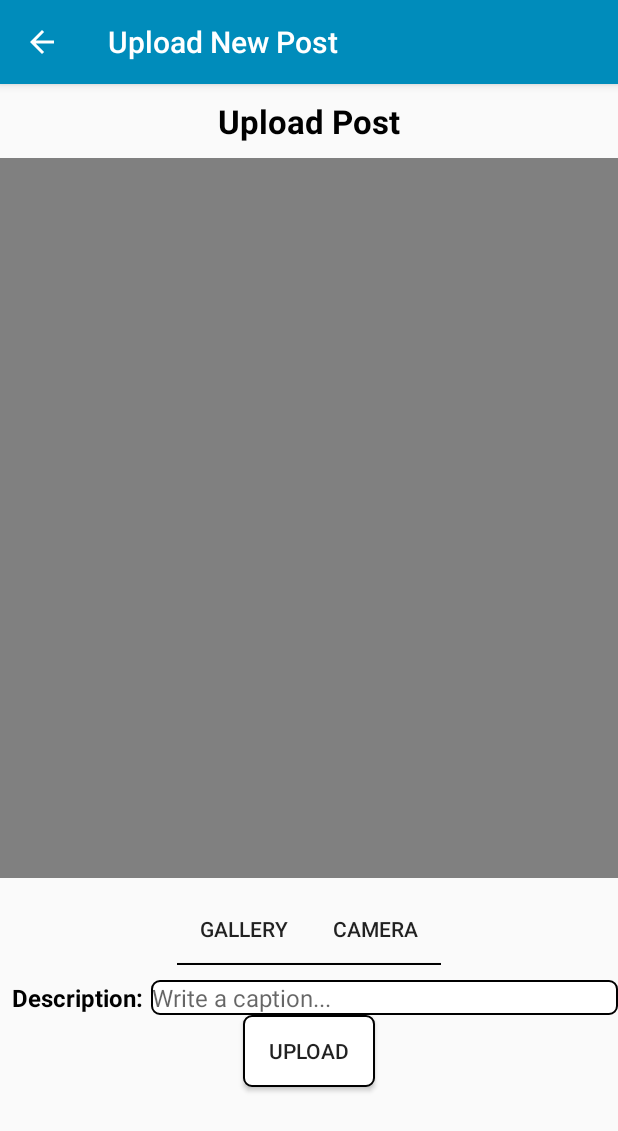
After one commit to huntpl3x/SocialMid, an Android app: the UploadPostActivity screen opened directly, with no data from a screen before it, on a phone screen of 412 x 824 dp. The commit adds this screen. Shown: the top 1131 px of the screen. Run offline under Robolectric (Android 15) with nearby library versions, the phone set to English and light mode, and no system bars; our stand-ins replace Firebase (no records; nobody signed in at launch, a user with empty details on screens opened directly).

Commit message:
Post uploading and viewing. Bug fixes.

```diff
--- a/app/src/main/AndroidManifest.xml
+++ b/app/src/main/AndroidManifest.xml
@@ -3,10 +3,8 @@
     package="com.roichomsky.socialmid">
     <!-- Internet Permission -->
     <uses-permission android:name="android.permission.INTERNET" />
-
-    <uses-permission android:name="android.permission.CAMERA"/>
+    <uses-permission android:name="android.permission.CAMERA" />
     <uses-permission android:name="android.permission.WRITE_EXTERNAL_STORAGE" />
-
 
     <application
         android:allowBackup="true"
@@ -15,6 +13,7 @@
         android:roundIcon="@mipmap/ic_launcher_round"
         android:supportsRtl="true"
         android:theme="@style/AppTheme">
+        <activity android:name=".UploadPostActivity"></activity>
         <activity android:name=".LoginActivity" />
         <activity android:name=".DashboardActivity">
             <intent-filter>
--- a/app/src/main/java/com/roichomsky/socialmid/DashboardActivity.java
+++ b/app/src/main/java/com/roichomsky/socialmid/DashboardActivity.java
@@ -7,9 +7,7 @@ import androidx.fragment.app.FragmentTransaction;
 
 import android.content.Intent;
 import android.os.Bundle;
-import android.view.Menu;
 import android.view.MenuItem;
-import android.widget.TextView;
 
 import com.google.android.material.bottomnavigation.BottomNavigationView;
 import com.google.firebase.auth.FirebaseAuth;
@@ -20,10 +18,10 @@ public class DashboardActivity extends AppCompatActivity {
     //views
     FirebaseAuth firebaseAuth;
 
-
     BottomNavigationView navigationView;
 
     ActionBar actionBar;
+
     @Override
     protected void onCreate(Bundle savedInstanceState) {
         super.onCreate(savedInstanceState);
--- a/app/src/main/java/com/roichomsky/socialmid/LoginActivity.java
+++ b/app/src/main/java/com/roichomsky/socialmid/LoginActivity.java
@@ -289,7 +289,7 @@ public class LoginActivity extends AppCompatActivity {
                     @Override
                     public void onComplete(@NonNull Task<AuthResult> task) {
                         if (task.isSuccessful()) {
-                            // Sign in success, dismiss dialog and start regiser activity.
+                            // Sign up success, dismiss dialog and start register activity.
                             progressDialog2.dismiss();
 
                             FirebaseUser user = mAuth2.getCurrentUser();
@@ -297,7 +297,7 @@ public class LoginActivity extends AppCompatActivity {
                             String email = user.getEmail();
                             String uid = user.getUid();
                             String name = mNameEt.getText().toString().trim();
-                            // When user is registered stroe user info in firebase realtime database too
+                            // When user is registered, store user info in firebase realtime database too
                             // using HashMap
                             HashMap<Object , String> hashMap = new HashMap<>();
                             hashMap.put("email", email);
--- /dev/null
+++ b/app/src/main/java/com/roichomsky/socialmid/UploadPostActivity.java
@@ -0,0 +1,330 @@
+package com.roichomsky.socialmid;
+
+import androidx.annotation.NonNull;
+import androidx.annotation.Nullable;
+import androidx.appcompat.app.ActionBar;
+import androidx.appcompat.app.AppCompatActivity;
+import androidx.core.content.ContextCompat;
+
+import android.Manifest;
+import android.app.ProgressDialog;
+import android.content.ContentValues;
+import android.content.Intent;
+import android.content.pm.PackageManager;
+import android.net.Uri;
+import android.os.Bundle;
+import android.provider.MediaStore;
+import android.view.View;
+import android.widget.Button;
+import android.widget.EditText;
+import android.widget.ImageView;
+import android.widget.Toast;
+
+import com.google.android.gms.tasks.OnFailureListener;
+import com.google.android.gms.tasks.OnSuccessListener;
+import com.google.android.gms.tasks.Task;
+import com.google.firebase.auth.FirebaseAuth;
+import com.google.firebase.auth.FirebaseUser;
+import com.google.firebase.database.DatabaseReference;
+import com.google.firebase.database.FirebaseDatabase;
+import com.google.firebase.database.Query;
+import com.google.firebase.storage.FirebaseStorage;
+import com.google.firebase.storage.StorageReference;
+import com.google.firebase.storage.UploadTask;
+
+import java.text.DateFormat;
+import java.util.Calendar;
+import java.util.Date;
+import java.util.HashMap;
+import java.util.Locale;
+import java.util.zip.DataFormatException;
+
+public class UploadPostActivity extends AppCompatActivity {
+
+    //views
+    Button galleryBtn, cameraBtn, uploadBtn;
+    ImageView previewIv;
+    EditText descriptionEt;
+
+    FirebaseAuth firebaseAuth;
+    FirebaseDatabase firebaseDatabase;
+    FirebaseUser user;
+
+    ActionBar actionBar;
+
+    //progress dialog
+    ProgressDialog pd;
+
+    //permissions constants
+    private static final int CAMERA_REQUEST_CODE = 100;
+    private static final int STORAGE_REQUEST_CODE = 200;
+    private static final int IMAGE_PICK_GALLERY_CODE = 300;
+    private static final int IMAGE_PICK_CAMERA_CODE = 400;
+    //arrays of permissions to be requested
+    String[] cameraPermissions;
+    String[] storagePermissions;
+
+    DatabaseReference databaseReference;
+
+    //storage
+    StorageReference storageReference;
+    String storagePath = "Users_Post_Images/";
+
+    //uri of picked image
+    Uri image_uri;
+
+    @Override
+    protected void onCreate(Bundle savedInstanceState) {
+        super.onCreate(savedInstanceState);
+        setContentView(R.layout.activity_upload_post);
+
+        actionBar = getSupportActionBar();
+        actionBar.setTitle("Upload New Post");
+        //enable back button in actionbar
+        actionBar.setDisplayShowHomeEnabled(true);
+        actionBar.setDisplayHomeAsUpEnabled(true);
+
+        firebaseAuth = FirebaseAuth.getInstance();
+        user = firebaseAuth.getCurrentUser();
+        firebaseDatabase = FirebaseDatabase.getInstance();
+        databaseReference = firebaseDatabase.getReference("Posts");
+        storageReference = FirebaseStorage.getInstance().getReference();
+        //init arrays of permissions
+        cameraPermissions = new String[]{Manifest.permission.CAMERA, Manifest.permission.WRITE_EXTERNAL_STORAGE};
+        storagePermissions = new String[]{Manifest.permission.WRITE_EXTERNAL_STORAGE};
+        checkUserStatus();
+
+        galleryBtn = findViewById(R.id.galleryBtn);
+        cameraBtn = findViewById(R.id.cameraBtn);
+        uploadBtn = findViewById(R.id.uploadBtn);
+        previewIv = findViewById(R.id.previewIv);
+        descriptionEt = findViewById(R.id.descriptionEt);
+
+        pd = new ProgressDialog(this);
+        pd.setMessage("Uploading Post...");
+
+        galleryBtn.setOnClickListener(new View.OnClickListener() {
+            @Override
+            public void onClick(View v) {
+                if(!checkStoragePermission()){
+                    requestStoragePermission();
+                }
+                else{
+                    pickFromGallery();
+                }
+            }
+        });
+
+        cameraBtn.setOnClickListener(new View.OnClickListener() {
+            @Override
+            public void onClick(View v) {
+                if (!checkCameraPermission()){
+                    requestCameraPermission();
+                }
+                else{
+                    pickFromCamera();
+                }
+            }
+        });
+
+        uploadBtn.setOnClickListener(new View.OnClickListener() {
+            @Override
+            public void onClick(View v) {
+                uploadPostPhoto(image_uri);
+            }
+        });
+    }
+
+    private boolean checkStoragePermission(){
+        /*check if storage permission is enabled or not
+         * return trie of enabled
+         * return false if not enabled*/
+        boolean result = ContextCompat.checkSelfPermission(this, Manifest.permission.WRITE_EXTERNAL_STORAGE)
+                == (PackageManager.PERMISSION_GRANTED);
+        return result;
+    }
+
+    private void requestStoragePermission(){
+        //request runtime storage permission
+        requestPermissions(storagePermissions, STORAGE_REQUEST_CODE);
+
+    }
+
+    private boolean checkCameraPermission(){
+        /*check if camera permission is enabled or not
+         * return trie of enabled
+         * return false if not enabled*/
+        boolean result = ContextCompat.checkSelfPermission(this, Manifest.permission.CAMERA)
+                == (PackageManager.PERMISSION_GRANTED);
+
+        boolean result1 = ContextCompat.checkSelfPermission(this, Manifest.permission.WRITE_EXTERNAL_STORAGE)
+                == (PackageManager.PERMISSION_GRANTED);
+        return result && result1;
+    }
+
+    private void requestCameraPermission(){
+        //request runtime storage permission
+        requestPermissions(cameraPermissions, CAMERA_REQUEST_CODE);
+
+    }
+
+    @Override
+    public void onRequestPermissionsResult(int requestCode, @NonNull String[] permissions, @NonNull int[] grantResults) {
+        /*This method called when user press Allow or Deny from permission request dialog
+         * here we will handle permissions cases (allowed & denied)*/
+
+        switch (requestCode){
+            case CAMERA_REQUEST_CODE:{
+                //picking from camera, first check if camera and storage permissions allowed or not
+                if (grantResults.length > 0){
+                    boolean cameraAccepted = grantResults[0] == PackageManager.PERMISSION_GRANTED;
+                    boolean writeStorageAccepted = grantResults[1] == PackageManager.PERMISSION_GRANTED;
+                    if (cameraAccepted && writeStorageAccepted) {
+                        //permissions enabled
+                        pickFromCamera();
+                    }
+                    else{
+                        //permissions denied
+                        Toast.makeText(this, "Please enable camera & storage permission", Toast.LENGTH_LONG).show();
+
+                    }
+                }
+            }
+            case STORAGE_REQUEST_CODE:{
+                //picking from gallery, first check if storage permission allowed or not
+                if (grantResults.length > 0){
+                    boolean writeStorageAccepted = grantResults[1] == PackageManager.PERMISSION_GRANTED;
+                    if (writeStorageAccepted) {
+                        //permissions enabled
+                        pickFromGallery();
+                    }
+                    else{
+                        //permissions denied
+                        Toast.makeText(this, "Please enable storage permission", Toast.LENGTH_LONG).show();
+
+                    }
+                }
+            }
+        }
+
+        super.onRequestPermissionsResult(requestCode, permissions, grantResults);
+    }
+
+    private void pickFromGallery() {
+        //pick from gallery
+        Intent galleryIntent = new Intent(Intent.ACTION_PICK);
+        galleryIntent.setType("image/*");
+        startActivityForResult(galleryIntent, IMAGE_PICK_GALLERY_CODE);
+    }
+
+    private void pickFromCamera() {
+        ContentValues values = new ContentValues();
+        values.put(MediaStore.Images.Media.TITLE, "Temp Pic");
+        values.put(MediaStore.Images.Media.DESCRIPTION, "Temp Description");
+        //put image uri
+        image_uri = this.getContentResolver().insert(MediaStore.Images.Media.EXTERNAL_CONTENT_URI, values);
+
+        //intent to start camera
+        Intent cameraIntent = new Intent(MediaStore.ACTION_IMAGE_CAPTURE);
+        cameraIntent.putExtra(MediaStore.EXTRA_OUTPUT, image_uri);
+        startActivityForResult(cameraIntent, IMAGE_PICK_CAMERA_CODE);
+    }
+
+    private void uploadPostPhoto(Uri uri) {
+        //show progress
+        pd.show();
+
+        String filePathAndName = storagePath + "" + "post" + "_" + uri.toString();
+
+        StorageReference storageReference2nd = storageReference.child(filePathAndName);
+        storageReference2nd.putFile(uri)
+                .addOnSuccessListener(new OnSuccessListener<UploadTask.TaskSnapshot>() {
+                    @Override
+                    public void onSuccess(UploadTask.TaskSnapshot taskSnapshot) {
+                        Task<Uri> uriTask = taskSnapshot.getStorage().getDownloadUrl();
+                        while(!uriTask.isSuccessful());
+                        Uri downloadUri = uriTask.getResult();
+                        //check if image is uploaded or not and url is received
+                        if (uriTask.isSuccessful()){
+                            //image uploaded
+                            //add url in post's database
+                            HashMap<String, Object> results = new HashMap<>();
+                            //first parameter is the key - post
+                            //second parameter is the value of the image url stored in the firebase storage
+                            results.put("postURL", downloadUri.toString());
+                            results.put("description", descriptionEt.getText().toString().trim());
+                            results.put("publisherID", user.getUid());
+                            String postID = databaseReference.push().getKey();
+                            results.put("postID", postID);
+                            databaseReference.child(postID).updateChildren(results)
+                                    .addOnSuccessListener(new OnSuccessListener<Void>() {
+                                        @Override
+                                        public void onSuccess(Void aVoid) {
+                                            //url in database of post is added successfully
+                                            //dismiss progress bar
+                                            pd.dismiss();
+                                            Toast.makeText(getApplicationContext(), "Image uploaded...", Toast.LENGTH_LONG).show();
+                                            finish();
+                                        }
+                                    })
+                                    .addOnFailureListener(new OnFailureListener() {
+                                        @Override
+                                        public void onFailure(@NonNull Exception e) {
+                                            //error adding url in database of posts
+                                            //dismiss progress bar
+                                            pd.dismiss();
+                                            Toast.makeText(UploadPostActivity.this, "Error uploading Image...", Toast.LENGTH_LONG).show();
+                                        }
+                                    });
+                        }
+                        else{
+                            //error
+                            pd.dismiss();
+                            Toast.makeText(UploadPostActivity.this, "Some error occurred", Toast.LENGTH_LONG).show();
+                        }
+                    }
+                })
+                .addOnFailureListener(new OnFailureListener() {
+                    @Override
+                    public void onFailure(@NonNull Exception e) {
+                        //there were some errors, show error and dismiss the dialog
+                        pd.dismiss();
+                        Toast.makeText(UploadPostActivity.this, e.getMessage(), Toast.LENGTH_LONG).show();
+                    }
+                });
+
+    }
+
+    @Override
+    public void onActivityResult(int requestCode, int resultCode, @Nullable Intent data) {
+        /*This method weill be called after picking image from camera or gallery*/
+        if (resultCode == RESULT_OK){
+            if (requestCode == IMAGE_PICK_GALLERY_CODE){
+                //image is picked from gallery, get uri of image
+                image_uri = data.getData();
+                previewIv.setImageURI(image_uri);
+            }
+            if (requestCode == IMAGE_PICK_CAMERA_CODE){
+                //image is picked from camera, get uri of image
+                previewIv.setImageURI(image_uri);
+            }
+
+        }
+        super.onActivityResult(requestCode, resultCode, data);
+    }
+
+    private void checkUserStatus(){
+        // Get current user
+        FirebaseUser user = firebaseAuth.getCurrentUser();
+        if (user != null){
+            //user is signed in stay here
+            //set email of logged in user
+            //mProfileTv.setText(user.getEmail());
+        }
+        else {
+            //user is'nt signed go to main activity
+            startActivity(new Intent(UploadPostActivity.this, MainActivity.class));
+            finish();
+        }
+    }
+}
--- /dev/null
+++ b/app/src/main/res/drawable/rectangle.xml
@@ -0,0 +1,10 @@
+<?xml version="1.0" encoding="utf-8"?>
+<shape xmlns:android="http://schemas.android.com/apk/res/android" android:id="@+id/listview_background_shape">
+    <stroke android:width="1dp" android:color="#000000" />
+    <padding android:left="1dp"
+        android:top="1dp"
+        android:right="1dp"
+        android:bottom="1dp" />
+    <corners android:radius="5dp" />
+    <solid android:color="#ffffffff" />
+</shape>
--- /dev/null
+++ b/app/src/main/res/drawable/underline.xml
@@ -0,0 +1,9 @@
+<?xml version="1.0" encoding="utf-8"?>
+<layer-list xmlns:android="http://schemas.android.com/apk/res/android" >
+    <item android:gravity="bottom">
+        <shape>
+            <size android:height="1dp" />
+            <solid android:color="#000000" />
+        </shape>
+    </item>
+</layer-list>
--- /dev/null
+++ b/app/src/main/res/layout/activity_upload_post.xml
@@ -0,0 +1,90 @@
+<?xml version="1.0" encoding="utf-8"?>
+<LinearLayout xmlns:android="http://schemas.android.com/apk/res/android"
+    xmlns:tools="http://schemas.android.com/tools"
+    android:orientation="vertical"
+    android:layout_width="match_parent"
+    android:layout_height="match_parent"
+    tools:context=".UploadPostActivity">
+
+    <TextView
+        android:layout_width="wrap_content"
+        android:layout_height="wrap_content"
+        android:textSize="22sp"
+        android:layout_marginTop="10dp"
+        android:textStyle="bold"
+        android:text="Upload Post"
+        android:layout_gravity="center"
+        android:textColor="@color/colorBlack"/>
+
+    <ImageView
+        android:layout_width="720px"
+        android:layout_height="720px"
+        android:id="@+id/previewIv"
+        android:layout_gravity="center"
+        android:layout_marginTop="10dp"
+        android:src="@color/colorDarkGrey"/>
+
+    <LinearLayout
+        android:layout_marginTop="10dp"
+        android:layout_width="wrap_content"
+        android:layout_height="wrap_content"
+        android:orientation="horizontal"
+        android:layout_gravity="center">
+
+        <Button
+            android:layout_width="wrap_content"
+            android:layout_height="wrap_content"
+            android:text="Gallery"
+            android:background="@drawable/underline"
+            android:id="@+id/galleryBtn" />
+
+        <Button
+            android:layout_width="wrap_content"
+            android:layout_height="wrap_content"
+            android:text="Camera"
+            android:background="@drawable/underline"
+            android:id="@+id/cameraBtn" />
+    </LinearLayout>
+
+    <LinearLayout
+        android:layout_marginTop="10dp"
+        android:layout_width="match_parent"
+        android:layout_height="wrap_content"
+        android:orientation="horizontal">
+
+        <TextView
+            android:layout_width="wrap_content"
+            android:layout_height="wrap_content"
+            android:text="Description:"
+            android:textStyle="bold"
+            android:layout_marginStart="8dp"
+            android:textColor="@color/colorBlack"
+            android:textSize="16sp"/>
+
+        <EditText
+            android:layout_marginStart="5dp"
+            android:layout_width="match_parent"
+            android:layout_height="wrap_content"
+            android:gravity="top"
+            android:scrollbars="vertical"
+            android:inputType="textMultiLine"
+            android:overScrollMode="always"
+            android:scrollbarStyle="insideInset"
+            android:maxLength="256"
+            android:scrollHorizontally="false"
+            android:id="@+id/descriptionEt"
+            android:hint="Write a caption..."
+            android:background="@drawable/rectangle"
+            android:textSize="16sp"/>
+
+    </LinearLayout>
+
+    <Button
+        android:id="@+id/uploadBtn"
+        android:layout_gravity="center"
+        android:background="@drawable/rectangle"
+        android:layout_width="wrap_content"
+        android:layout_height="wrap_content"
+        android:text="Upload"/>
+
+</LinearLayout>
--- a/app/src/main/res/menu/menu_main.xml
+++ b/app/src/main/res/menu/menu_main.xml
@@ -4,9 +4,15 @@
     <item android:id="@+id/action_logout"
         android:title="Logout"/>
 
+    <item android:id="@+id/action_upload"
+        android:title="Upload Post"
+        android:icon="@drawable/ic_upload_post"
+        app:showAsAction="always" />
+
     <item android:id="@+id/action_search"
         android:title="Search"
         android:icon="@drawable/ic_menu_search"
         app:showAsAction="always"
         app:actionViewClass="android.widget.SearchView" />
+
 </menu>
```
Also changed, not shown: app/src/main/java/com/roichomsky/socialmid/HomeFragment.java (+50 -17 lines), app/src/main/java/com/roichomsky/socialmid/Post.java (+1 -11 lines), app/src/main/java/com/roichomsky/socialmid/PostAdapter.java (+6 -7 lines), app/src/main/java/com/roichomsky/socialmid/ProfileFragment.java (+26 -30 lines), app/src/main/res/drawable-anydpi/ic_upload_post.xml (added, +11 -0 lines), app/src/main/res/layout/post_item.xml (+3 -12 lines), app/src/main/res/drawable-hdpi/ic_upload_post.png (added), app/src/main/res/drawable-mdpi/ic_upload_post.png (added), app/src/main/res/drawable-xhdpi/ic_upload_post.png (added), app/src/main/res/drawable-xxhdpi/ic_upload_post.png (added).
